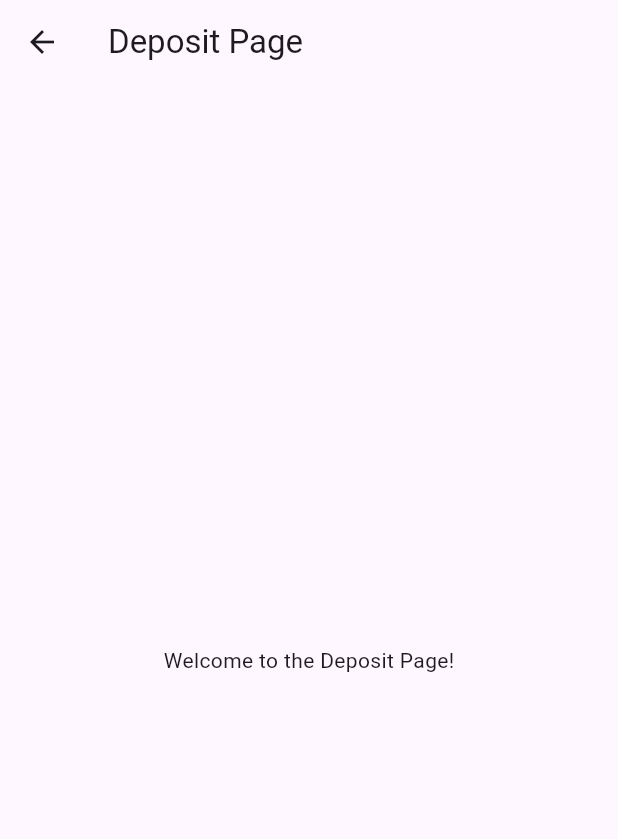
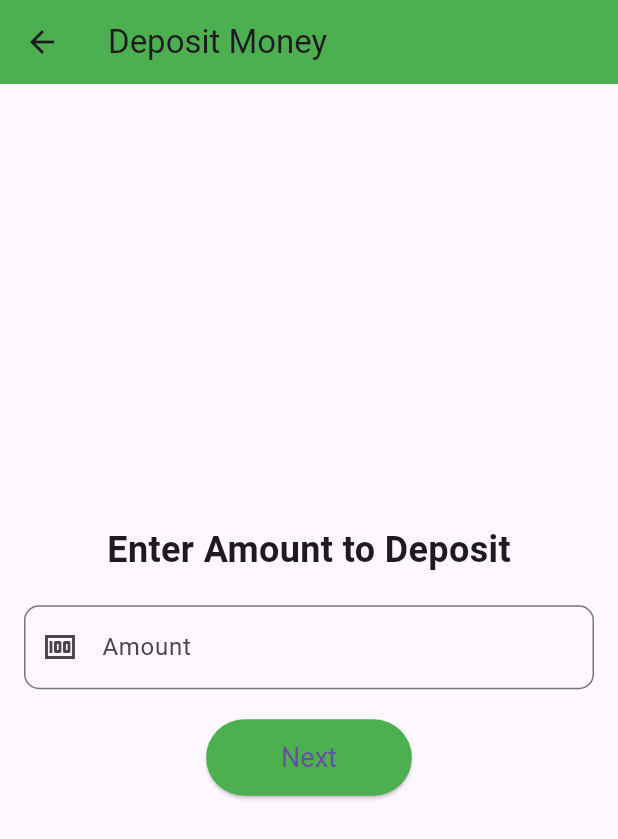
Before and after one commit to Group17-Recess/GROWGRAIL, a Flutter app: the Targetpage screen opened directly, after a tap on "Gadgets", on a phone screen of 412 x 824 dp. Shown: the top 839 px of the screen. Run offline on Flutter 3.47's test engine with Material 3 defaults, Android fonts, the phone set to English and light mode, and no system bars.

Commit message:
added deposit page

```diff
--- a/lib/pages/targetpage.dart
+++ b/lib/pages/targetpage.dart
@@ -1,4 +1,5 @@
 import 'package:flutter/material.dart';
+import 'deposit.dart';
 
 class Targetpage extends StatelessWidget {
   const Targetpage({super.key});
@@ -22,11 +23,17 @@ class Targetpage extends StatelessWidget {
         child: Column(
           mainAxisAlignment: MainAxisAlignment.center,
           children: <Widget>[
-            OptionContainer(text: 'Gadgets', onTap: () => navigateToDepositPage(context)),
-            OptionContainer(text: 'Shopping', onTap: () => navigateToDepositPage(context)),
-            OptionContainer(text: 'Tuition', onTap: () => navigateToDepositPage(context)),
-            OptionContainer(text: 'Starting A Business', onTap: () => navigateToDepositPage(context)),
-            OptionContainer(text: 'Others', onTap: () => showOthersDialog(context)),
+            OptionContainer(
+                text: 'Gadgets', onTap: () => navigateToDepositPage(context)),
+            OptionContainer(
+                text: 'Shopping', onTap: () => navigateToDepositPage(context)),
+            OptionContainer(
+                text: 'Tuition', onTap: () => navigateToDepositPage(context)),
+            OptionContainer(
+                text: 'Starting A Business',
+                onTap: () => navigateToDepositPage(context)),
+            OptionContainer(
+                text: 'Others', onTap: () => showOthersDialog(context)),
           ],
         ),
       ),
@@ -36,7 +43,7 @@ class Targetpage extends StatelessWidget {
   void navigateToDepositPage(BuildContext context) {
     Navigator.push(
       context,
-      MaterialPageRoute(builder: (context) => const DepositPage()),
+      MaterialPageRoute(builder: (context) => DepositPage()),
     );
   }
 
@@ -103,17 +110,109 @@ class OptionContainer extends StatelessWidget {
   }
 }
 
-class DepositPage extends StatelessWidget {
-  const DepositPage({super.key});
+class DepositPage extends StatefulWidget {
+  @override
+  _DepositPageState createState() => _DepositPageState();
+}
+
+class _DepositPageState extends State<DepositPage> {
+  final _amountController = TextEditingController();
+  final _phoneNumberController = TextEditingController();
+
+  @override
+  void dispose() {
+    _amountController.dispose();
+    _phoneNumberController.dispose();
+    super.dispose();
+  }
+
+  void _showPhoneNumberDialog() {
+    showDialog(
+      context: context,
+      builder: (context) {
+        return AlertDialog(
+          title: Text('Enter Phone Number'),
+          content: TextField(
+            controller: _phoneNumberController,
+            keyboardType: TextInputType.phone,
+            decoration: InputDecoration(
+              hintText: 'Phone Number',
+              prefixIcon: Icon(Icons.phone),
+              border: OutlineInputBorder(
+                borderRadius: BorderRadius.circular(10),
+              ),
+            ),
+          ),
+          actions: [
+            TextButton(
+              onPressed: () {
+                Navigator.of(context).pop();
+              },
+              child: Text('Cancel'),
+            ),
+            ElevatedButton(
+              onPressed: () {
+                Navigator.of(context).pop();
+                // Handle the deposit process here
+              },
+              child: Text('Deposit'),
+              style: ElevatedButton.styleFrom(
+                backgroundColor: Colors.green,
+              ),
+            ),
+          ],
+        );
+      },
+    );
+  }
 
   @override
   Widget build(BuildContext context) {
     return Scaffold(
       appBar: AppBar(
-        title: const Text('Deposit Page'),
+        title: Text('Deposit Money'),
+        backgroundColor: Colors.green,
       ),
-      body: const Center(
-        child: Text('Welcome to the Deposit Page!'),
+      body: Padding(
+        padding: const EdgeInsets.all(16.0),
+        child: Column(
+          mainAxisAlignment: MainAxisAlignment.center,
+          children: [
+            Text(
+              'Enter Amount to Deposit',
+              style: TextStyle(
+                fontSize: 24,
+                fontWeight: FontWeight.bold,
+              ),
+            ),
+            SizedBox(height: 20),
+            TextField(
+              controller: _amountController,
+              keyboardType: TextInputType.number,
+              decoration: InputDecoration(
+                hintText: 'Amount',
+                prefixIcon: Icon(Icons.money),
+                border: OutlineInputBorder(
+                  borderRadius: BorderRadius.circular(10),
+                ),
+              ),
+            ),
+            SizedBox(height: 20),
+            ElevatedButton(
+              onPressed: () {
+                _showPhoneNumberDialog();
+              },
+              child: Text('Next'),
+              style: ElevatedButton.styleFrom(
+                padding: EdgeInsets.symmetric(horizontal: 50, vertical: 15),
+                textStyle: TextStyle(
+                  fontSize: 18,
+                ),
+                backgroundColor: Colors.green,
+              ),
+            ),
+          ],
+        ),
       ),
     );
   }
```
Also changed, not shown: lib/pages/deposit.dart (+109 -0 lines).
